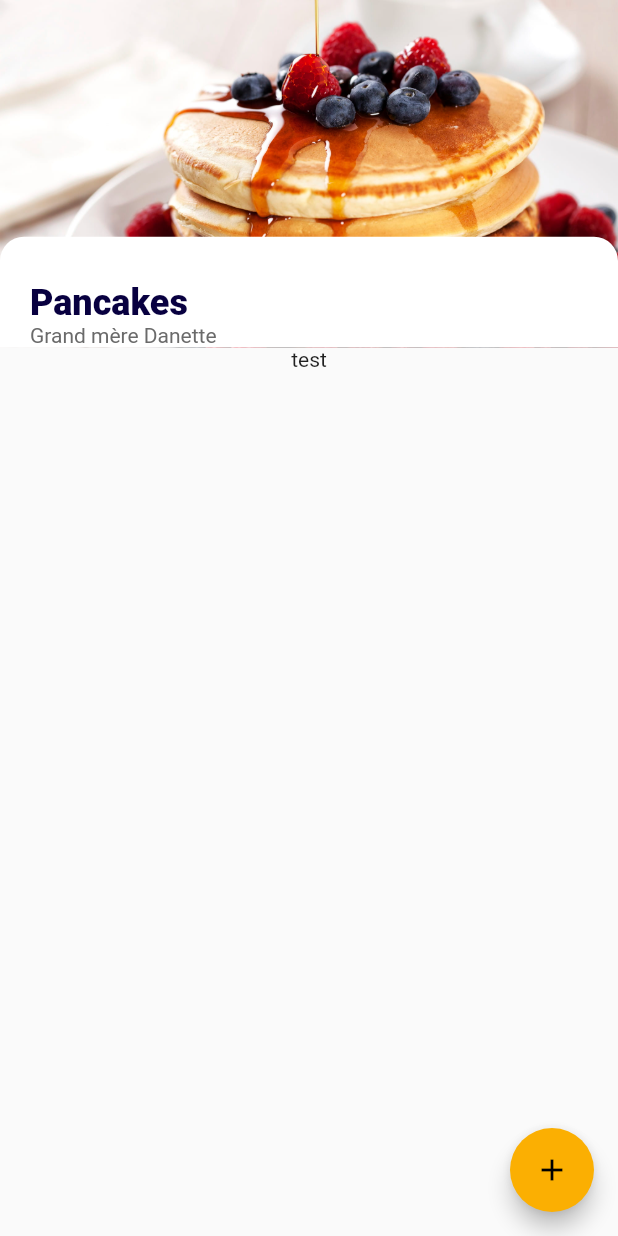
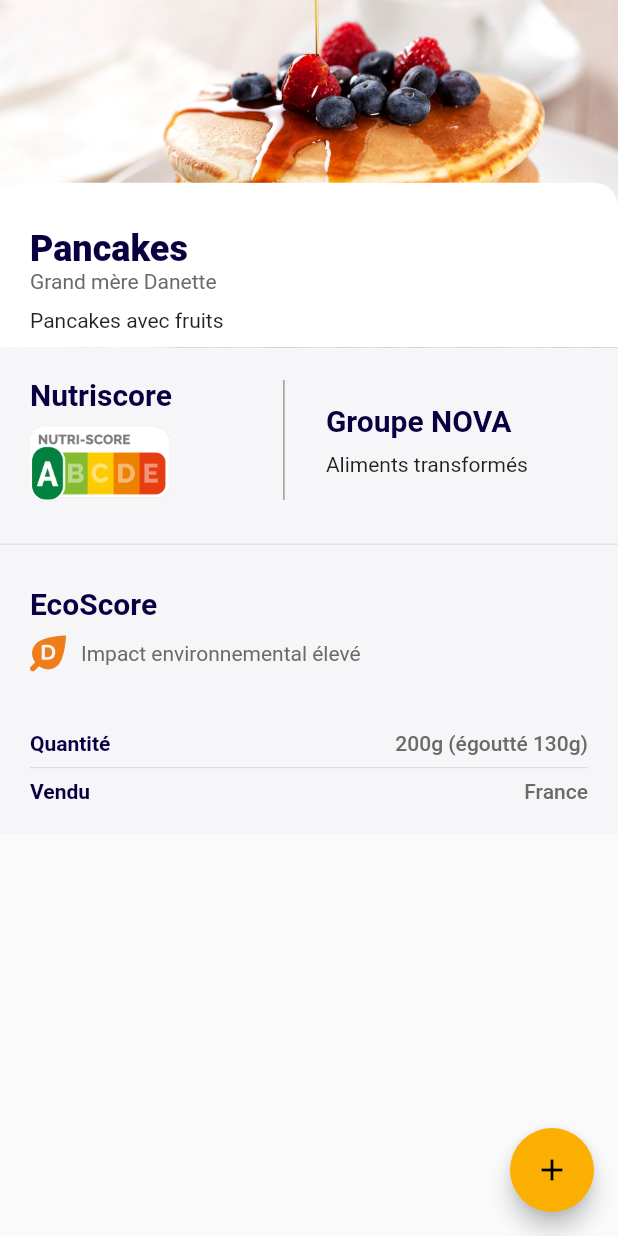
Before and after one commit to vlav98/flutter-off, a Flutter app: the screen it shows after launch, on a phone screen of 412 x 824 dp. Run offline on Flutter 3.47's test engine with Material 2 defaults, Android fonts, the phone set to English and light mode, and no system bars; our stand-ins replace flutter_svg.

Commit message:
Polish Detail screen

```diff
--- a/lib/res/app_icons.dart
+++ b/lib/app_icons.dart
@@ -21,15 +21,15 @@
   static const String _kFontFam = 'AppIcons';
   static const String? _kFontPkg = null;
 
-  static const IconData ecoscore_a =
+  static const IconData ecoscoreA =
       IconData(0xe800, fontFamily: _kFontFam, fontPackage: _kFontPkg);
-  static const IconData ecoscore_b =
+  static const IconData ecoscoreB =
       IconData(0xe801, fontFamily: _kFontFam, fontPackage: _kFontPkg);
-  static const IconData ecoscore_c =
+  static const IconData ecoscoreC =
       IconData(0xe802, fontFamily: _kFontFam, fontPackage: _kFontPkg);
-  static const IconData ecoscore_d =
+  static const IconData ecoscoreD =
       IconData(0xe803, fontFamily: _kFontFam, fontPackage: _kFontPkg);
-  static const IconData ecoscore_e =
+  static const IconData ecoscoreE =
       IconData(0xe804, fontFamily: _kFontFam, fontPackage: _kFontPkg);
   static const IconData barcode =
       IconData(0xe807, fontFamily: _kFontFam, fontPackage: _kFontPkg);
@@ -39,12 +39,12 @@
       IconData(0xe809, fontFamily: _kFontFam, fontPackage: _kFontPkg);
   static const IconData share =
       IconData(0xe80a, fontFamily: _kFontFam, fontPackage: _kFontPkg);
-  static const IconData tab_array =
+  static const IconData tabArray =
       IconData(0xe80b, fontFamily: _kFontFam, fontPackage: _kFontPkg);
-  static const IconData tab_barcode =
+  static const IconData tabBarcode =
       IconData(0xe80c, fontFamily: _kFontFam, fontPackage: _kFontPkg);
-  static const IconData tab_fridge =
+  static const IconData tabFridge =
       IconData(0xe80d, fontFamily: _kFontFam, fontPackage: _kFontPkg);
-  static const IconData tab_nutrition =
+  static const IconData tabNutrition =
       IconData(0xe80e, fontFamily: _kFontFam, fontPackage: _kFontPkg);
 }
--- /dev/null
+++ b/lib/fiche_page.dart
@@ -0,0 +1,250 @@
+import 'package:flutter/material.dart';
+import 'package:yuka/res/app_colors.dart';
+import 'package:yuka/res/app_images.dart';
+import 'package:yuka/scores.dart';
+
+class Bandeau extends StatelessWidget {
+  @override
+  Widget build(BuildContext context) {
+    MediaQueryData query = MediaQuery.of(context);
+    double screenWidth = query.size.width;
+    double screenHeight = query.size.height;
+    return Container(
+        color: AppColors.gray1,
+        child: Column(
+          children: <Widget>[
+            Row(
+              children: <Widget>[
+                NutriscoreWidget(nutriscore: 'A'),
+                //Expanded(flex: 0, child: ),
+                Container(
+                    height: 80, child: VerticalDivider(color: AppColors.gray3)),
+                GroupWidget(group: 3),
+              ],
+            ),
+            Divider(),
+            EcoScoreWidget(ecoscore: 'D'),
+            ProductDataWidget(label: 'France', value: '200g (égoutté 130g)')
+          ],
+        ));
+  }
+}
+
+class NutriscoreWidget extends StatelessWidget {
+  final String nutriscore;
+
+  const NutriscoreWidget({required this.nutriscore});
+
+  @override
+  Widget build(BuildContext context) {
+    return Container(
+      width: MediaQuery.of(context).size.width * 0.44,
+      child: Padding(
+          padding: EdgeInsets.all(20),
+          child: Column(
+            crossAxisAlignment: CrossAxisAlignment.start,
+            children: <Widget>[
+              Text(
+                'Nutriscore',
+                style: Theme.of(context).textTheme.headline6?.copyWith(
+                      color: AppColors.blue,
+                      fontWeight: FontWeight.bold,
+                    ),
+              ),
+              SizedBox(
+                height: 10,
+              ),
+              Image.asset(
+                getNutriscoreImage(nutriscore),
+                height: 50,
+              ),
+            ],
+          )),
+    );
+  }
+}
+
+class EcoScoreWidget extends StatelessWidget {
+  final String ecoscore;
+
+  const EcoScoreWidget({required this.ecoscore});
+  @override
+  Widget build(BuildContext context) {
+    return Padding(
+        padding: EdgeInsets.all(20),
+        child: Column(
+          crossAxisAlignment: CrossAxisAlignment.start,
+          children: <Widget>[
+            Text(
+              'EcoScore',
+              style: Theme.of(context).textTheme.headline6?.copyWith(
+                    color: AppColors.blue,
+                    fontWeight: FontWeight.bold,
+                  ),
+            ),
+            SizedBox(
+              height: 10,
+            ),
+            Row(
+              children: <Widget>[
+                getEcoscoreIcon(ecoscore),
+                SizedBox(width: 10.0),
+                Text(
+                  getEcoscoreText(ecoscore),
+                  style: TextStyle(
+                    color: AppColors.gray3,
+                    fontSize: 14,
+                  ),
+                ),
+              ],
+            )
+          ],
+        ));
+  }
+}
+
+class GroupWidget extends StatelessWidget {
+  final int group;
+
+  const GroupWidget({required this.group});
+
+  @override
+  Widget build(BuildContext context) {
+    return Expanded(
+        child: Padding(
+      padding: EdgeInsets.all(20),
+      child: Column(
+        crossAxisAlignment: CrossAxisAlignment.start,
+        children: <Widget>[
+          Text(
+            'Groupe NOVA',
+            style: Theme.of(context).textTheme.headline6?.copyWith(
+                  color: AppColors.blue,
+                  fontWeight: FontWeight.bold,
+                ),
+          ),
+          SizedBox(
+            height: 10,
+          ),
+          Text(getNovascoreText(group)),
+        ],
+      ),
+    ));
+  }
+}
+
+class Header extends StatelessWidget {
+  @override
+  Widget build(BuildContext context) {
+    MediaQueryData query = MediaQuery.of(context);
+    double screenWidth = query.size.width;
+    double screenHeight = query.size.height;
+    return Stack(
+      alignment: Alignment.bottomCenter,
+      children: <Widget>[
+        Image.asset(
+          AppImages.pancakes,
+          width: screenWidth,
+        ),
+        Container(
+          width: screenWidth,
+          decoration: BoxDecoration(
+            borderRadius: BorderRadius.only(
+              topLeft: Radius.circular(16),
+              topRight: Radius.circular(16),
+            ),
+            color: AppColors.white,
+          ),
+          child: Padding(
+            padding: EdgeInsets.fromLTRB(20, 30, 20, 0),
+            child: Column(
+              crossAxisAlignment: CrossAxisAlignment.start,
+              children: <Widget>[
+                Text(
+                  'Pancakes',
+                  style: TextStyle(
+                    color: AppColors.blue,
+                    fontWeight: FontWeight.w900,
+                    fontSize: 24,
+                  ),
+                ),
+                Text(
+                  'Grand mère Danette',
+                  style: TextStyle(
+                    color: AppColors.gray3,
+                  ),
+                ),
+                Padding(
+                  padding: EdgeInsets.symmetric(vertical: 10),
+                  child: Text('Pancakes avec fruits'),
+                ),
+              ],
+            ),
+          ),
+        ),
+      ],
+    );
+  }
+}
+
+class ProductDataWidget extends StatelessWidget {
+  final String label;
+  final String value;
+  final String? seperator;
+
+  const ProductDataWidget(
+      {required this.label, required this.value, this.seperator});
+
+  @override
+  Widget build(BuildContext context) {
+    return Padding(
+      padding: EdgeInsets.all(20),
+      child: Column(
+        crossAxisAlignment: CrossAxisAlignment.start,
+        children: <Widget>[
+          Row(
+            children: <Widget>[
+              Text(
+                'Quantité',
+                style: Theme.of(context).textTheme.headline6?.copyWith(
+                    color: AppColors.blue,
+                    fontWeight: FontWeight.bold,
+                    fontSize: 14),
+              ),
+              SizedBox(width: 10),
+              Expanded(
+                child: Text(value,
+                    style: Theme.of(context)
+                        .textTheme
+                        .bodyText1
+                        ?.copyWith(color: AppColors.gray3),
+                    textAlign: TextAlign.end),
+              )
+            ],
+          ),
+          Divider(),
+          Row(
+            children: <Widget>[
+              Text(
+                'Vendu',
+                style: Theme.of(context).textTheme.headline6?.copyWith(
+                    color: AppColors.blue,
+                    fontWeight: FontWeight.bold,
+                    fontSize: 14),
+              ),
+              SizedBox(width: 10),
+              Expanded(
+                child: Text(label,
+                    style: Theme.of(context)
+                        .textTheme
+                        .bodyText1
+                        ?.copyWith(color: AppColors.gray3),
+                    textAlign: TextAlign.end),
+              )
+            ],
+          ),
+        ],
+      ),
+    );
+  }
+}
--- a/lib/main.dart
+++ b/lib/main.dart
@@ -1,8 +1,11 @@
 import 'package:flutter/material.dart';
+// import 'package:http/http.dart' as http;
 import 'package:yuka/res/app_colors.dart';
-import 'package:yuka/res/app_images.dart';
 import 'package:yuka/res/app_vectorial_images.dart';
 import 'package:yuka/res/resources.dart';
+
+import 'app_icons.dart';
+import 'fiche_page.dart';
 
 void main() {
   runApp(MyApp());
@@ -37,13 +40,15 @@
 class _MyHomePageState extends State<MyHomePage> {
   int _counter = 0;
 
+  // var Uri url = Uri.parse('https://example.com/whatsit/create');
+  // var response = await http.post(url, body: {'name': 'doodle', 'color': 'blue'});
+  // print('Response status: ${response.statusCode}');
+  // print('Response body: ${response.body}');
+
+  // print(await http.read('https://example.com/foobar.txt'));
+
   void _incrementCounter() {
     setState(() {
-      // This call to setState tells the Flutter framework that something has
-      // changed in this State, which causes it to rerun the build method below
-      // so that the display can reflect the updated values. If we changed
-      // _counter without calling setState(), then the build method would not be
-      // called again, and so nothing would appear to happen.
       _counter++;
     });
   }
@@ -111,10 +116,12 @@
   @override
   Widget build(BuildContext context) {
     return Scaffold(
-      body: Column(children: [
-        Header(),
-        Body(),
-      ]),
+      body: SingleChildScrollView(
+        child: Column(children: <Widget>[
+          Header(),
+          Bandeau(),
+        ]),
+      ),
       floatingActionButton: FloatingActionButton(
         onPressed: _incrementCounter,
         tooltip: 'Increment',
@@ -123,91 +130,3 @@
     );
   }
 }
-
-class Body extends StatelessWidget {
-  @override
-  Widget build(BuildContext context) {
-    return Stack(
-      children: [Text('test')],
-    );
-  }
-}
-
-class Header extends StatelessWidget {
-  @override
-  Widget build(BuildContext context) {
-    MediaQueryData query = MediaQuery.of(context);
-    double screenWidth = query.size.width;
-    double screenHeight = query.size.height;
-    return Stack(
-      alignment: Alignment.bottomCenter,
-      children: [
-        Image.asset(
-          AppImages.pancakes,
-          width: screenWidth,
-        ),
-        Container(
-          width: screenWidth,
-          decoration: BoxDecoration(
-            borderRadius: BorderRadius.only(
-              topLeft: Radius.circular(16),
-              topRight: Radius.circular(16),
-            ),
-            color: AppColors.white,
-          ),
-          child: Padding(
-            padding: EdgeInsets.fromLTRB(20, 30, 20, 0),
-            child: Column(
-              crossAxisAlignment: CrossAxisAlignment.start,
-              children: [
-                Text(
-                  'Pancakes',
-                  style: TextStyle(
-                    color: AppColors.blue,
-                    fontWeight: FontWeight.w900,
-                    fontSize: 24,
-                  ),
-                ),
-                Text(
-                  'Grand mère Danette',
-                  style: TextStyle(
-                    color: AppColors.gray3,
-                  ),
-                ),
-              ],
-            ),
-          ),
-        ),
-      ],
-    );
-  }
-}
-
-class Product {
-  final String barcode;
-  final String? name;
-  final String? altName;
-  final String? picture;
-  final String? quantity;
-  final List<String>? brands;
-  final List<String>? manufacturingCountries;
-  final List<String>? ingredients;
-  final List<String>? traces;
-  final List<String>? allergens;
-  final Map<String, String>? additives;
-  final bool? ingredientsFromPalmOil;
-
-  Product(
-      {required this.barcode,
-      this.name,
-      this.altName,
-      this.picture,
-      this.quantity,
-      this.brands,
-      this.manufacturingCountries,
-      this.ingredients,
-      this.traces,
-      this.allergens,
-      this.additives,
-      this.ingredientsFromPalmOil});
-}
--- a/lib/res/resources.dart
+++ b/lib/res/resources.dart
@@ -1,5 +1,2 @@
 export 'app_images.dart';
-
 export 'app_vectorial_images.dart';
-
-export 'app_icons.dart';
--- /dev/null
+++ b/lib/scores.dart
@@ -0,0 +1,90 @@
+import 'package:flutter/material.dart';
+import 'package:yuka/res/app_colors.dart';
+import 'package:yuka/res/app_images.dart';
+import 'package:yuka/res/resources.dart';
+
+import 'app_icons.dart';
+
+String getNutriscoreImage(String nutriscore) {
+  switch (nutriscore) {
+    case 'A':
+      return AppImages.nutriscoreA;
+    case 'B':
+      return AppImages.nutriscoreB;
+    case 'C':
+      return AppImages.nutriscoreC;
+    case 'D':
+      return AppImages.nutriscoreD;
+    case 'E':
+      return AppImages.nutriscoreE;
+    default:
+      return AppImages.nutriscoreE;
+  }
+}
+
+Icon getEcoscoreIcon(String ecoscore) {
+  switch (ecoscore) {
+    case 'A':
+      return Icon(
+        AppIcons.ecoscoreA,
+        color: AppColors.ecoScoreA,
+      );
+    case 'B':
+      return Icon(
+        AppIcons.ecoscoreB,
+        color: AppColors.ecoScoreB,
+      );
+    case 'C':
+      return Icon(
+        AppIcons.ecoscoreC,
+        color: AppColors.ecoScoreC,
+      );
+    case 'D':
+      return Icon(
+        AppIcons.ecoscoreD,
+        color: AppColors.ecoScoreD,
+      );
+    case 'E':
+      return Icon(
+        AppIcons.ecoscoreE,
+        color: AppColors.ecoScoreE,
+      );
+    default:
+      return Icon(
+        AppIcons.ecoscoreE,
+        color: AppColors.ecoScoreE,
+      );
+  }
+}
+
+String getEcoscoreText(String ecoscore) {
+  switch (ecoscore) {
+    case 'A':
+      return 'Très faible impact environnemental';
+    case 'B':
+      return 'Faible impact environnemental';
+    case 'C':
+      return "Impact modéré sur l'environnement";
+    case 'D':
+      return 'Impact environnemental élevé';
+    case 'E':
+      return 'Impact environnemental très élevé';
+    default:
+      return 'Impact environnemental très élevé';
+  }
+}
+
+String getNovascoreText(int novaScore) {
+  switch (novaScore) {
+    case 1:
+      return 'Aliments non transformés ou transformés minimalement';
+    case 2:
+      return 'Ingrédients culinaires transformés';
+    case 3:
+      return 'Aliments transformés';
+    case 4:
+      return 'Produits alimentaires et boissons ultra-transformés';
+    default:
+      return 'Produits alimentaires et boissons ultra-transformés';
+  }
+}
--- a/pubspec.yaml
+++ b/pubspec.yaml
@@ -23,6 +23,9 @@
 dependencies:
   flutter:
     sdk: flutter
+  flutter_svg: ^0.19.3
+  flutter_bloc: ^7.0.0
+  http: ^0.13.1
 
 
   # The following adds the Cupertino Icons font to your application.
@@ -62,7 +65,7 @@
   # list giving the asset and other descriptors for the font. For
   # example:
   fonts:
-    - family: icons
+    - family: AppIcons
       fonts:
         - asset: res/fonts/app_icons.ttf
   #       - asset: fonts/Schyler-Italic.ttf
```
Also changed, not shown: lib/navigation.dart (added, +70 -0 lines), lib/product.dart (added, +88 -0 lines), pubspec.lock.
